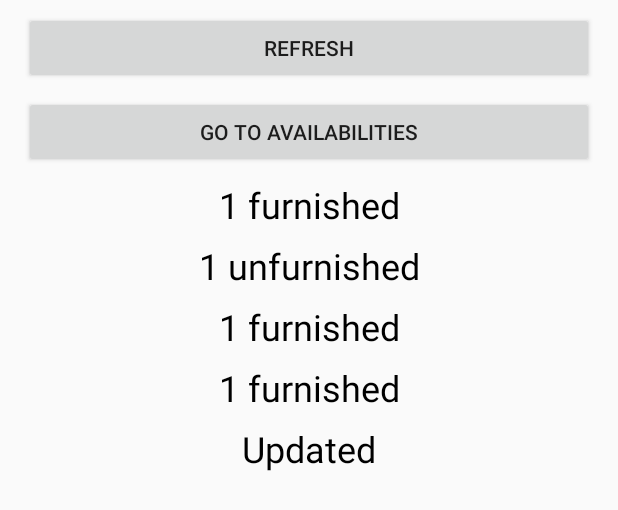
After one commit to Longi94/RavelChecker, an Android app: the layout building_fragment.xml on its own in the app's theme, with its tools: preview values and no code run, on a phone screen of 412 x 824 dp. The commit adds this screen. Shown: the top 510 px of the screen. Run offline under Robolectric (Android 15) with nearby library versions, the phone set to English and light mode, and no system bars.

Commit message:
add other buildings

```diff
--- a/app/build.gradle
+++ b/app/build.gradle
@@ -31,6 +31,8 @@ dependencies {
     implementation 'com.android.support:design:27.1.1'
     implementation 'com.squareup.okhttp3:okhttp:3.10.0'
     implementation 'com.google.code.gson:gson:2.8.2'
+    implementation 'com.android.support:support-v4:27.1.1'
+    implementation 'android.arch.lifecycle:extensions:1.1.1'
     testImplementation 'junit:junit:4.12'
     androidTestImplementation 'com.android.support.test:runner:1.0.2'
     androidTestImplementation 'com.android.support.test.espresso:espresso-core:3.0.2'
--- a/app/src/main/res/layout/activity_main.xml
+++ b/app/src/main/res/layout/activity_main.xml
@@ -18,6 +18,12 @@
             android:background="?attr/colorPrimary"
             app:popupTheme="@style/AppTheme.PopupOverlay" />
 
+        <android.support.design.widget.TabLayout
+            android:id="@+id/sliding_tabs"
+            android:layout_width="match_parent"
+            android:layout_height="wrap_content"
+            app:tabMode="fixed" />
+
     </android.support.design.widget.AppBarLayout>
 
     <include layout="@layout/content_main" />
--- /dev/null
+++ b/app/src/main/res/layout/building_fragment.xml
@@ -0,0 +1,113 @@
+<?xml version="1.0" encoding="utf-8"?>
+<android.support.constraint.ConstraintLayout xmlns:android="http://schemas.android.com/apk/res/android"
+    xmlns:app="http://schemas.android.com/apk/res-auto"
+    xmlns:tools="http://schemas.android.com/tools"
+    android:layout_width="match_parent"
+    android:layout_height="match_parent"
+    tools:context=".ui.BuildingFragment">
+
+    <TextView
+        android:id="@+id/furnished"
+        android:layout_width="0dp"
+        android:layout_height="wrap_content"
+        android:layout_marginStart="16dp"
+        android:layout_marginTop="8dp"
+        android:layout_marginEnd="16dp"
+        android:ems="10"
+        android:textAlignment="center"
+        android:textColor="@android:color/black"
+        android:textSize="24sp"
+        app:layout_constraintEnd_toEndOf="parent"
+        app:layout_constraintStart_toStartOf="parent"
+        app:layout_constraintTop_toBottomOf="@+id/visit"
+        tools:text="1 furnished" />
+
+    <TextView
+        android:id="@+id/reserved"
+        android:layout_width="0dp"
+        android:layout_height="wrap_content"
+        android:layout_marginStart="16dp"
+        android:layout_marginTop="8dp"
+        android:layout_marginEnd="16dp"
+        android:ems="10"
+        android:textAlignment="center"
+        android:textColor="@android:color/black"
+        android:textSize="24sp"
+        app:layout_constraintEnd_toEndOf="parent"
+        app:layout_constraintStart_toStartOf="parent"
+        app:layout_constraintTop_toBottomOf="@+id/unfurnished"
+        tools:text="1 furnished" />
+
+    <TextView
+        android:id="@+id/rented"
+        android:layout_width="0dp"
+        android:layout_height="wrap_content"
+        android:layout_marginStart="16dp"
+        android:layout_marginTop="8dp"
+        android:layout_marginEnd="16dp"
+        android:ems="10"
+        android:textAlignment="center"
+        android:textColor="@android:color/black"
+        android:textSize="24sp"
+        app:layout_constraintEnd_toEndOf="parent"
+        app:layout_constraintStart_toStartOf="parent"
+        app:layout_constraintTop_toBottomOf="@+id/reserved"
+        tools:text="1 furnished" />
+
+    <TextView
+        android:id="@+id/unfurnished"
+        android:layout_width="0dp"
+        android:layout_height="wrap_content"
+        android:layout_marginStart="16dp"
+        android:layout_marginTop="8dp"
+        android:layout_marginEnd="16dp"
+        android:ems="10"
+        android:textAlignment="center"
+        android:textColor="@android:color/black"
+        android:textSize="24sp"
+        app:layout_constraintEnd_toEndOf="parent"
+        app:layout_constraintStart_toStartOf="parent"
+        app:layout_constraintTop_toBottomOf="@+id/furnished"
+        tools:text="1 unfurnished" />
+
+    <TextView
+        android:id="@+id/timestamp"
+        android:layout_width="0dp"
+        android:layout_height="wrap_content"
+        android:layout_marginStart="16dp"
+        android:layout_marginTop="8dp"
+        android:layout_marginEnd="16dp"
+        android:ems="10"
+        android:textAlignment="center"
+        android:textColor="@android:color/black"
+        android:textSize="24sp"
+        app:layout_constraintEnd_toEndOf="parent"
+        app:layout_constraintStart_toStartOf="parent"
+        app:layout_constraintTop_toBottomOf="@+id/rented"
+        tools:text="Updated" />
+
+    <Button
+        android:id="@+id/refresh"
+        android:layout_width="0dp"
+        android:layout_height="wrap_content"
+        android:layout_marginStart="16dp"
+        android:layout_marginTop="8dp"
+        android:layout_marginEnd="16dp"
+        android:text="Refresh"
+        app:layout_constraintEnd_toEndOf="parent"
+        app:layout_constraintStart_toStartOf="parent"
+        app:layout_constraintTop_toTopOf="parent" />
+
+    <Button
+        android:id="@+id/visit"
+        android:layout_width="0dp"
+        android:layout_height="wrap_content"
+        android:layout_marginStart="16dp"
+        android:layout_marginTop="8dp"
+        android:layout_marginEnd="16dp"
+        android:text="Go to availabilities"
+        app:layout_constraintEnd_toEndOf="parent"
+        app:layout_constraintStart_toStartOf="parent"
+        app:layout_constraintTop_toBottomOf="@+id/refresh" />
+
+</android.support.constraint.ConstraintLayout>
```
Also changed, not shown: app/src/main/java/in/dragonbra/ravelchecker/activity/MainActivity.kt (+19 -68 lines), app/src/main/java/in/dragonbra/ravelchecker/ui/BuildingFragment.kt (added, +121 -0 lines), app/src/main/res/layout/content_main.xml (+13 -107 lines).
